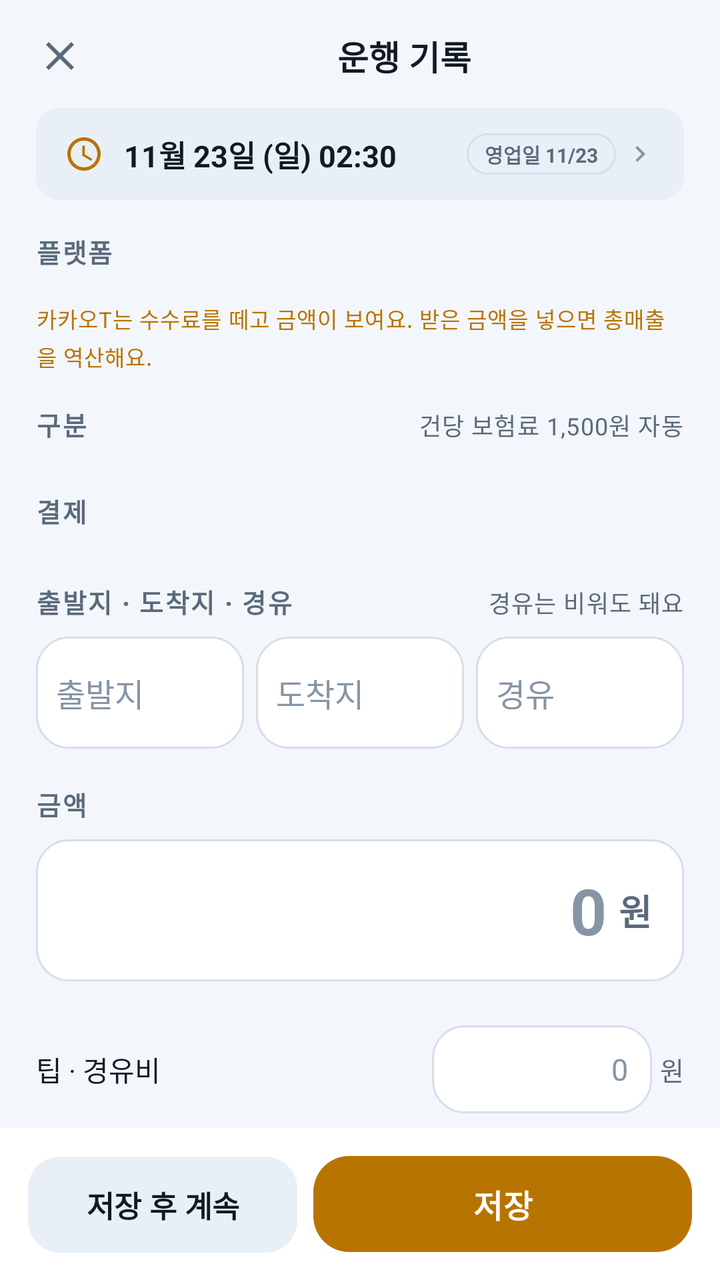
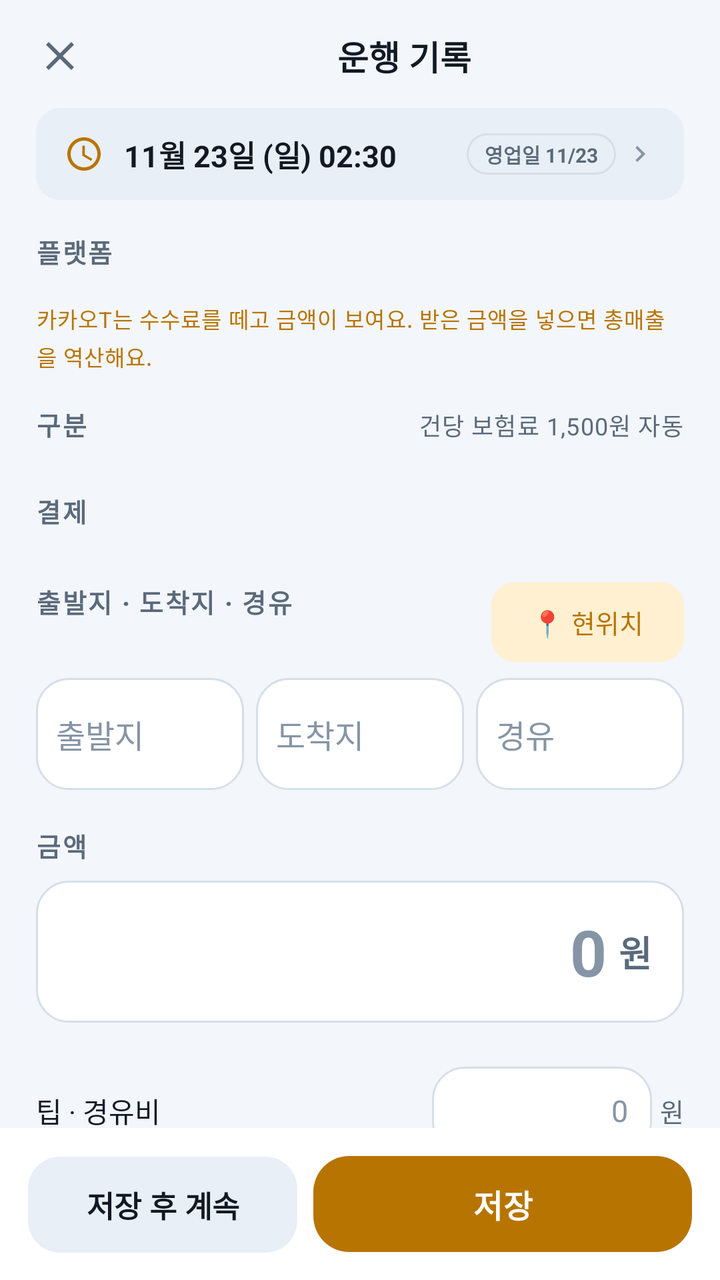

Two renders of the same Android screen: before a commit and after it. Below are the layout's source before the change and the commit's diff.
<!-- AndroidManifest.xml: application theme Theme.DaeriLedger -->
<!-- res/layout/activity_add_ride.xml -->
<?xml version="1.0" encoding="utf-8"?>
<LinearLayout xmlns:android="http://schemas.android.com/apk/res/android"
    xmlns:app="http://schemas.android.com/apk/res-auto"
    android:layout_width="match_parent"
    android:layout_height="match_parent"
    android:background="@color/bg"
    android:orientation="vertical">

    
    <LinearLayout
        android:layout_width="match_parent"
        android:layout_height="wrap_content"
        android:gravity="center_vertical"
        android:orientation="horizontal"
        android:paddingHorizontal="8dp"
        android:paddingTop="6dp">

        <ImageButton
            android:id="@+id/closeButton"
            android:layout_width="44dp"
            android:layout_height="44dp"
            android:background="?attr/selectableItemBackgroundBorderless"
            android:contentDescription="닫기"
            android:src="@drawable/ic_close"
            app:tint="@color/text_secondary" />

        <TextView
            android:id="@+id/titleText"
            android:layout_width="0dp"
            android:layout_height="wrap_content"
            android:layout_weight="1"
            android:gravity="center"
            android:text="운행 기록"
            android:textColor="@color/text_primary"
            android:textSize="17sp"
            android:textStyle="bold" />

        <TextView
            android:id="@+id/deleteButton"
            android:layout_width="wrap_content"
            android:layout_height="44dp"
            android:background="?attr/selectableItemBackgroundBorderless"
            android:gravity="center"
            android:paddingHorizontal="12dp"
            android:text="삭제"
            android:textColor="@color/loss"
            android:textSize="14sp"
            android:visibility="gone" />
    </LinearLayout>

    <androidx.core.widget.NestedScrollView
        android:layout_width="match_parent"
        android:layout_height="0dp"
        android:layout_weight="1"
        android:clipToPadding="false"
        android:fillViewport="true"
        android:scrollbars="none">

        <LinearLayout
            android:layout_width="match_parent"
            android:layout_height="wrap_content"
            android:orientation="vertical"
            android:paddingHorizontal="18dp"
            android:paddingBottom="20dp">

            
            <LinearLayout
                android:id="@+id/timeRow"
                android:layout_width="match_parent"
                android:layout_height="wrap_content"
                android:layout_marginTop="4dp"
                android:background="@drawable/bg_chip_soft"
                android:clickable="true"
                android:focusable="true"
                android:gravity="center_vertical"
                android:orientation="horizontal"
                android:paddingHorizontal="14dp"
                android:paddingVertical="12dp">

                <ImageView
                    android:layout_width="20dp"
                    android:layout_height="20dp"
                    android:contentDescription="@null"
                    android:src="@drawable/ic_clock"
                    app:tint="@color/accent" />

                <TextView
                    android:id="@+id/timeText"
                    android:layout_width="0dp"
                    android:layout_height="wrap_content"
                    android:layout_marginStart="10dp"
                    android:layout_weight="1"
                    android:fontFeatureSettings="tnum"
                    android:text="11월 23일 (일) 02:30"
                    android:textColor="@color/text_primary"
                    android:textSize="15sp"
                    android:textStyle="bold" />

                <TextView
                    android:id="@+id/businessDayChip"
                    android:layout_width="wrap_content"
                    android:layout_height="wrap_content"
                    android:background="@drawable/bg_pill"
                    android:paddingHorizontal="9dp"
                    android:paddingVertical="3dp"
                    android:text="영업일 11/23"
                    android:textColor="@color/text_secondary"
                    android:textSize="10sp"
                    android:textStyle="bold" />

                <ImageView
                    android:layout_width="16dp"
                    android:layout_height="16dp"
                    android:layout_marginStart="4dp"
                    android:contentDescription="@null"
                    android:src="@drawable/ic_chevron_right"
                    app:tint="@color/text_tertiary" />
            </LinearLayout>

            
            <TextView
                style="@style/Text.Daeri.Section"
                android:layout_width="wrap_content"
                android:layout_height="wrap_content"
                android:layout_marginTop="16dp"
                android:layout_marginBottom="8dp"
                android:text="플랫폼" />

            <com.google.android.material.chip.ChipGroup
                android:id="@+id/platformChips"
                android:layout_width="match_parent"
                android:layout_height="wrap_content"
                app:chipSpacingHorizontal="7dp"
                app:chipSpacingVertical="4dp"
                app:singleSelection="true" />

            <TextView
                android:id="@+id/platformFeeNote"
                style="@style/Text.Daeri.Label"
                android:layout_width="match_parent"
                android:layout_height="wrap_content"
                android:layout_marginTop="8dp"
                android:lineSpacingExtra="2dp"
                android:text="카카오T는 수수료를 떼고 금액이 보여요. 받은 금액을 넣으면 총매출을 역산해요."
                android:textColor="@color/accent"
                android:textSize="11sp" />

            
            <LinearLayout
                android:layout_width="match_parent"
                android:layout_height="wrap_content"
                android:layout_marginTop="16dp"
                android:orientation="horizontal">

                <TextView
                    style="@style/Text.Daeri.Section"
                    android:layout_width="0dp"
                    android:layout_height="wrap_content"
                    android:layout_weight="1"
                    android:text="구분" />

                <TextView
                    android:id="@+id/insuranceHintText"
                    style="@style/Text.Daeri.Label"
                    android:layout_width="wrap_content"
                    android:layout_height="wrap_content"
                    android:text="건당 보험료 1,500원 자동" />
            </LinearLayout>

            <com.google.android.material.chip.ChipGroup
                android:id="@+id/serviceChips"
                android:layout_width="match_parent"
                android:layout_height="wrap_content"
                android:layout_marginTop="8dp"
                app:chipSpacingHorizontal="7dp"
                app:singleSelection="true" />

            
            <TextView
                style="@style/Text.Daeri.Section"
                android:layout_width="wrap_content"
                android:layout_height="wrap_content"
                android:layout_marginTop="16dp"
                android:layout_marginBottom="8dp"
                android:text="결제" />

            <com.google.android.material.chip.ChipGroup
                android:id="@+id/paymentChips"
                android:layout_width="match_parent"
                android:layout_height="wrap_content"
                app:chipSpacingHorizontal="7dp"
                app:singleSelection="true" />

            
            <LinearLayout
                android:layout_width="match_parent"
                android:layout_height="wrap_content"
                android:layout_marginTop="18dp"
                android:layout_marginBottom="8dp"
                android:orientation="horizontal">

                <TextView
                    style="@style/Text.Daeri.Section"
                    android:layout_width="0dp"
                    android:layout_height="wrap_content"
                    android:layout_weight="1"
                    android:text="출발지 · 도착지 · 경유" />

                <TextView
                    style="@style/Text.Daeri.Label"
                    android:layout_width="wrap_content"
                    android:layout_height="wrap_content"
                    android:text="경유는 비워도 돼요" />
            </LinearLayout>

            <LinearLayout
                android:layout_width="match_parent"
                android:layout_height="wrap_content"
                android:orientation="horizontal">

                <EditText
                    android:id="@+id/fromInput"
                    android:layout_width="0dp"
                    android:layout_height="wrap_content"
                    android:layout_weight="1"
                    android:background="@drawable/bg_amount_field"
                    android:hint="출발지"
                    android:imeOptions="actionNext"
                    android:importantForAutofill="no"
                    android:inputType="text"
                    android:maxLength="40"
                    android:minHeight="56dp"
                    android:nextFocusForward="@id/toInput"
                    android:paddingHorizontal="10dp"
                    android:paddingVertical="14dp"
                    android:textColor="@color/text_primary"
                    android:textColorHint="@color/text_tertiary"
                    android:textSize="16sp" />

                <EditText
                    android:id="@+id/toInput"
                    android:layout_width="0dp"
                    android:layout_height="wrap_content"
                    android:layout_marginStart="6dp"
                    android:layout_weight="1"
                    android:background="@drawable/bg_amount_field"
                    android:hint="도착지"
                    android:imeOptions="actionNext"
                    android:importantForAutofill="no"
                    android:inputType="text"
                    android:maxLength="40"
                    android:minHeight="56dp"
                    android:nextFocusForward="@id/viaInput"
                    android:paddingHorizontal="10dp"
                    android:paddingVertical="14dp"
                    android:textColor="@color/text_primary"
                    android:textColorHint="@color/text_tertiary"
                    android:textSize="16sp" />

                <EditText
                    android:id="@+id/viaInput"
                    android:layout_width="0dp"
                    android:layout_height="wrap_content"
                    android:layout_marginStart="6dp"
                    android:layout_weight="1"
                    android:background="@drawable/bg_amount_field"
                    android:hint="경유"
                    android:imeOptions="actionNext"
                    android:importantForAutofill="no"
                    android:inputType="text"
                    android:maxLength="40"
                    android:minHeight="56dp"
                    android:nextFocusForward="@id/amountInput"
                    android:paddingHorizontal="10dp"
                    android:paddingVertical="14dp"
                    android:textColor="@color/text_primary"
                    android:textColorHint="@color/text_tertiary"
                    android:textSize="16sp" />
            </LinearLayout>

            
            <TextView
                android:id="@+id/amountSectionLabel"
                style="@style/Text.Daeri.Section"
                android:layout_width="wrap_content"
                android:layout_height="wrap_content"
                android:layout_marginTop="18dp"
                android:layout_marginBottom="8dp"
                android:text="금액" />

            <LinearLayout
                android:layout_width="match_parent"
                android:layout_height="wrap_content"
                android:background="@drawable/bg_amount_field"
                android:gravity="center_vertical"
                android:orientation="horizontal"
                android:paddingHorizontal="16dp"
                android:paddingVertical="10dp">

                <EditText
                    android:id="@+id/amountInput"
                    android:layout_width="0dp"
                    android:layout_height="wrap_content"
                    android:layout_weight="1"
                    android:background="@null"
                    android:fontFeatureSettings="tnum"
                    android:gravity="end|center_vertical"
                    android:hint="0"
                    android:imeOptions="actionDone"
                    android:importantForAutofill="no"
                    android:inputType="number"
                    android:maxLength="9"
                    android:minHeight="48dp"
                    android:paddingVertical="4dp"
                    android:textColor="@color/text_primary"
                    android:textColorHint="@color/text_tertiary"
                    android:textSize="32sp"
                    android:textStyle="bold" />

                <TextView
                    android:layout_width="wrap_content"
                    android:layout_height="wrap_content"
                    android:layout_marginStart="6dp"
                    android:text="원"
                    android:textColor="@color/text_secondary"
                    android:textSize="18sp"
                    android:textStyle="bold" />
            </LinearLayout>

            <com.google.android.material.chip.ChipGroup
                android:id="@+id/amountChips"
                android:layout_width="match_parent"
                android:layout_height="wrap_content"
                android:layout_marginTop="8dp"
                app:chipSpacingHorizontal="7dp"
                app:chipSpacingVertical="4dp" />

            
            <LinearLayout
                android:layout_width="match_parent"
                android:layout_height="wrap_content"
                android:layout_marginTop="14dp"
                android:gravity="center_vertical"
                android:orientation="horizontal">

                <TextView
                    android:id="@+id/tipLabel"
                    android:layout_width="0dp"
                    android:layout_height="wrap_content"
                    android:layout_weight="1"
                    android:text="팁 · 경유비"
                    android:textColor="@color/text_primary"
                    android:textSize="14sp" />

                <EditText
                    android:id="@+id/tipInput"
                    android:layout_width="110dp"
                    android:layout_height="44dp"
                    android:background="@drawable/bg_amount_field"
                    android:fontFeatureSettings="tnum"
                    android:gravity="end|center_vertical"
                    android:hint="0"
                    android:imeOptions="actionNext"
                    android:importantForAutofill="no"
                    android:inputType="number"
                    android:maxLength="7"
                    android:paddingHorizontal="12dp"
                    android:textColor="@color/text_primary"
                    android:textColorHint="@color/text_tertiary"
                    android:textSize="15sp" />

                <TextView
                    android:layout_width="wrap_content"
                    android:layout_height="wrap_content"
                    android:layout_marginStart="4dp"
                    android:text="원"
                    android:textColor="@color/text_secondary"
                    android:textSize="13sp" />
            </LinearLayout>

            
            <LinearLayout
                android:layout_width="match_parent"
                android:layout_height="wrap_content"
                android:layout_marginTop="14dp"
                android:gravity="center_vertical"
                android:orientation="horizontal">

                <TextView
                    android:layout_width="0dp"
                    android:layout_height="wrap_content"
                    android:layout_weight="1"
                    android:text="특이사항 (선택)"
                    android:textColor="@color/text_primary"
                    android:textSize="14sp" />

                <TextView
                    style="@style/Text.Daeri.Label"
                    android:layout_width="wrap_content"
                    android:layout_height="wrap_content"
                    android:text="기록 카드에 함께 보여요" />
            </LinearLayout>

            <EditText
                android:id="@+id/memoInput"
                android:layout_width="match_parent"
                android:layout_height="48dp"
                android:layout_marginTop="8dp"
                android:background="@drawable/bg_amount_field"
                android:hint="예: 대기비, 경유, 손님 요청 등"
                android:imeOptions="actionDone"
                android:importantForAutofill="no"
                android:inputType="text"
                android:maxLength="80"
                android:paddingHorizontal="14dp"
                android:textColor="@color/text_primary"
                android:textColorHint="@color/text_tertiary"
                android:textSize="14sp" />

            
            <TextView
                android:id="@+id/advancedToggle"
                android:layout_width="wrap_content"
                android:layout_height="wrap_content"
                android:layout_marginTop="8dp"
                android:background="?attr/selectableItemBackground"
                android:paddingVertical="8dp"
                android:text="▾ 상세 입력 (건당 보험료)"
                android:textColor="@color/accent"
                android:textSize="13sp"
                android:textStyle="bold" />

            <LinearLayout
                android:id="@+id/advancedPanel"
                android:layout_width="match_parent"
                android:layout_height="wrap_content"
                android:orientation="vertical"
                android:visibility="gone">

                <LinearLayout
                    android:layout_width="match_parent"
                    android:layout_height="wrap_content"
                    android:layout_marginTop="4dp"
                    android:gravity="center_vertical"
                    android:orientation="horizontal">

                    <TextView
                        android:layout_width="0dp"
                        android:layout_height="wrap_content"
                        android:layout_weight="1"
                        android:text="건당 보험료"
                        android:textColor="@color/text_primary"
                        android:textSize="14sp" />

                    <EditText
                        android:id="@+id/insuranceInput"
                        android:layout_width="120dp"
                        android:layout_height="44dp"
                        android:background="@drawable/bg_amount_field"
                        android:fontFeatureSettings="tnum"
                        android:gravity="end|center_vertical"
                        android:imeOptions="actionDone"
                        android:importantForAutofill="no"
                        android:inputType="number"
                        android:maxLength="7"
                        android:paddingHorizontal="12dp"
                        android:textColor="@color/text_primary"
                        android:textColorHint="@color/text_tertiary"
                        android:textSize="15sp" />

                    <TextView
                        android:layout_width="wrap_content"
                        android:layout_height="wrap_content"
                        android:layout_marginStart="4dp"
                        android:text="원"
                        android:textColor="@color/text_secondary"
                        android:textSize="13sp" />
                </LinearLayout>
            </LinearLayout>

            
            <com.google.android.material.card.MaterialCardView
                style="@style/Widget.Daeri.Card"
                android:layout_width="match_parent"
                android:layout_height="wrap_content"
                android:layout_marginTop="18dp"
                app:cardBackgroundColor="@color/surface"
                app:strokeColor="@color/outline">

                <LinearLayout
                    android:layout_width="match_parent"
                    android:layout_height="wrap_content"
                    android:orientation="vertical"
                    android:padding="16dp">

                    <LinearLayout
                        android:layout_width="match_parent"
                        android:layout_height="wrap_content"
                        android:orientation="horizontal">

                        <TextView
                            style="@style/Text.Daeri.Label"
                            android:layout_width="0dp"
                            android:layout_height="wrap_content"
                            android:layout_weight="1"
                            android:text="총매출 (팁 포함)" />

                        <TextView
                            android:id="@+id/previewTotal"
                            android:layout_width="wrap_content"
                            android:layout_height="wrap_content"
                            android:fontFeatureSettings="tnum"
                            android:text="0원"
                            android:textColor="@color/text_primary"
                            android:textSize="13sp" />
                    </LinearLayout>

                    
                    <LinearLayout
                        android:id="@+id/previewTipRow"
                        android:layout_width="match_parent"
                        android:layout_height="wrap_content"
                        android:layout_marginTop="6dp"
                        android:orientation="horizontal"
                        android:visibility="gone">

                        <TextView
                            android:id="@+id/previewTipLabel"
                            style="@style/Text.Daeri.Label"
                            android:layout_width="0dp"
                            android:layout_height="wrap_content"
                            android:layout_weight="1"
                            android:text="팁 · 경유비" />

                        <TextView
                            android:id="@+id/previewTip"
                            android:layout_width="wrap_content"
                            android:layout_height="wrap_content"
                            android:fontFeatureSettings="tnum"
                            android:text="+0원"
                            android:textColor="@color/text_primary"
                            android:textSize="13sp" />
                    </LinearLayout>

                    <LinearLayout
                        android:layout_width="match_parent"
                        android:layout_height="wrap_content"
                        android:layout_marginTop="6dp"
                        android:orientation="horizontal">

                        <TextView
                            android:id="@+id/previewFeeLabel"
                            style="@style/Text.Daeri.Label"
                            android:layout_width="0dp"
                            android:layout_height="wrap_content"
                            android:layout_weight="1"
                            android:text="플랫폼 수수료 0%" />

                        <TextView
                            android:id="@+id/previewFee"
                            android:layout_width="wrap_content"
                            android:layout_height="wrap_content"
                            android:fontFeatureSettings="tnum"
                            android:text="-0원"
                            android:textColor="@color/text_secondary"
                            android:textSize="13sp" />
                    </LinearLayout>

                    <LinearLayout
                        android:layout_width="match_parent"
                        android:layout_height="wrap_content"
                        android:layout_marginTop="6dp"
                        android:orientation="horizontal">

                        <TextView
                            android:id="@+id/previewInsuranceLabel"
                            style="@style/Text.Daeri.Label"
                            android:layout_width="0dp"
                            android:layout_height="wrap_content"
                            android:layout_weight="1"
                            android:text="보험&amp;세금" />

                        <TextView
                            android:id="@+id/previewInsurance"
                            android:layout_width="wrap_content"
                            android:layout_height="wrap_content"
                            android:fontFeatureSettings="tnum"
                            android:text="-0원"
                            android:textColor="@color/text_secondary"
                            android:textSize="13sp" />
                    </LinearLayout>

                    
                    <TextView
                        android:id="@+id/previewInsuranceNote"
                        android:layout_width="match_parent"
                        android:layout_height="wrap_content"
                        android:layout_marginTop="2dp"
                        android:gravity="end"
                        android:text="건당 0원 + 3.3% 1,485원"
                        android:textColor="@color/text_tertiary"
                        android:textSize="11sp"
                        android:visibility="gone" />

                    <View
                        style="@style/Widget.Daeri.Divider"
                        android:layout_marginTop="10dp" />

                    <LinearLayout
                        android:layout_width="match_parent"
                        android:layout_height="wrap_content"
                        android:layout_marginTop="10dp"
                        android:gravity="center_vertical"
                        android:orientation="horizontal">

                        <TextView
                            android:layout_width="0dp"
                            android:layout_height="wrap_content"
                            android:layout_weight="1"
                            android:text="진짜 순수익"
                            android:textColor="@color/text_primary"
                            android:textSize="15sp"
                            android:textStyle="bold" />

                        <TextView
                            android:id="@+id/previewNet"
                            android:layout_width="wrap_content"
                            android:layout_height="wrap_content"
                            android:fontFeatureSettings="tnum"
                            android:text="0원"
                            android:textColor="@color/profit"
                            android:textSize="26sp"
                            android:textStyle="bold" />
                    </LinearLayout>
                </LinearLayout>
            </com.google.android.material.card.MaterialCardView>

        </LinearLayout>
    </androidx.core.widget.NestedScrollView>

    
    <LinearLayout
        android:layout_width="match_parent"
        android:layout_height="wrap_content"
        android:background="@color/surface"
        android:orientation="horizontal"
        android:paddingHorizontal="14dp"
        android:paddingVertical="10dp">

        <com.google.android.material.button.MaterialButton
            android:id="@+id/saveAndNextButton"
            style="@style/Widget.Daeri.Button.Tonal"
            android:layout_width="0dp"
            android:layout_height="56dp"
            android:layout_weight="1"
            android:text="저장 후 계속" />

        <com.google.android.material.button.MaterialButton
            android:id="@+id/saveButton"
            style="@style/Widget.Daeri.Button.Primary"
            android:layout_width="0dp"
            android:layout_height="56dp"
            android:layout_marginStart="8dp"
            android:layout_weight="1.4"
            android:text="저장" />
    </LinearLayout>

</LinearLayout>
<!-- resources referenced by this layout -->
<resources>
  <color name="accent">#B87400</color>
  <color name="bg">#F3F6FA</color>
  <color name="loss">#C93A3A</color>
  <color name="outline">#D6DFE9</color>
  <color name="profit">#0E8A4F</color>
  <color name="surface">#FFFFFF</color>
  <color name="text_primary">#111A24</color>
  <color name="text_secondary">#5A6A7B</color>
  <color name="text_tertiary">#8695A5</color>
  <!-- drawable bg_chip_soft (drawable) -->
  <?xml version="1.0" encoding="utf-8"?>
  <shape xmlns:android="http://schemas.android.com/apk/res/android" android:shape="rectangle">
      <solid android:color="@color/surface_high" />
      <corners android:radius="12dp" />
  </shape>
  <!-- drawable bg_pill (drawable) -->
  <?xml version="1.0" encoding="utf-8"?>
  <shape xmlns:android="http://schemas.android.com/apk/res/android" android:shape="rectangle">
      <solid android:color="@color/surface_high" />
      <corners android:radius="100dp" />
      <stroke android:width="1dp" android:color="@color/outline" />
  </shape>
  <style name="Text.Daeri.Label" parent="TextAppearance.Material3.BodySmall">
          <item name="android:textSize">12sp</item>
          <item name="android:textColor">@color/text_secondary</item>
      </style>
  <style name="Text.Daeri.Section" parent="TextAppearance.Material3.TitleSmall">
          <item name="android:textSize">13sp</item>
          <item name="android:letterSpacing">0.06</item>
          <item name="android:textColor">@color/text_secondary</item>
          <item name="android:textStyle">bold</item>
      </style>
  <style name="Widget.Daeri.Divider" parent="">
          <item name="android:layout_width">match_parent</item>
          <item name="android:layout_height">1dp</item>
          <item name="android:background">@color/divider</item>
      </style>
  <style name="Theme.DaeriLedger" parent="Theme.DaeriLedger.Base" />
  <color name="surface_high">#E9EFF6</color>
  <color name="on_accent">#FFFFFF</color>
  <color name="surface_alt">#FFFFFF</color>
  <color name="divider">#E7EDF4</color>
  <color name="accent_dim">#FFF0D2</color>
  <color name="profit_dim">#E1F6EB</color>
  <color name="chart_bar">#2E6BC4</color>
  <style name="ThemeOverlay.Daeri.BottomSheet" parent="ThemeOverlay.Material3.BottomSheetDialog">
          <item name="colorSurface">@color/surface_alt</item>
          <item name="bottomSheetStyle">@style/Widget.Daeri.BottomSheet</item>
      </style>
  <style name="Shape.Daeri.ExtraSmall" parent="ShapeAppearance.Material3.Corner.ExtraSmall">
          <item name="cornerSize">8dp</item>
      </style>
  <style name="Shape.Daeri.Small" parent="ShapeAppearance.Material3.Corner.Small">
          <item name="cornerSize">12dp</item>
      </style>
  <style name="Shape.Daeri.Medium" parent="ShapeAppearance.Material3.Corner.Medium">
          <item name="cornerSize">18dp</item>
      </style>
  <style name="Shape.Daeri.Large" parent="ShapeAppearance.Material3.Corner.Large">
          <item name="cornerSize">26dp</item>
      </style>
  <style name="Widget.Daeri.BottomSheet" parent="Widget.Material3.BottomSheet.Modal">
          <item name="shapeAppearance">@style/Shape.Daeri.Large</item>
          <item name="backgroundTint">@color/surface_alt</item>
      </style>
  <!-- unchanged entries left out for length: 9 -->
</resources>

<!-- the commit's change to res/layout/activity_add_ride.xml (unified diff, before → after) -->
@@ -206,11 +206,14 @@
                     android:layout_weight="1"
                     android:text="출발지 · 도착지 · 경유" />
 
-                <TextView
-                    style="@style/Text.Daeri.Label"
+                
+                <com.google.android.material.chip.Chip
+                    android:id="@+id/currentLocationChip"
+                    style="@style/Widget.Daeri.Chip.Action"
                     android:layout_width="wrap_content"
                     android:layout_height="wrap_content"
-                    android:text="경유는 비워도 돼요" />
+                    android:layout_gravity="center_vertical"
+                    android:text="📍 현위치" />
             </LinearLayout>
 
             <LinearLayout
<!-- resource entries referenced after the edit -->
@@ -31,6 +31,19 @@
           <item name="android:letterSpacing">0.06</item>
           <item name="android:textColor">@color/text_secondary</item>
           <item name="android:textStyle">bold</item>
+      </style>
+  <style name="Widget.Daeri.Chip.Action" parent="Widget.Material3.Chip.Assist">
+          <item name="chipMinHeight">40dp</item>
+          <item name="android:textSize">13sp</item>
+          <item name="android:textStyle">bold</item>
+          <item name="android:textColor">@color/accent</item>
+          <item name="chipBackgroundColor">@color/accent_dim</item>
+          <item name="chipStrokeWidth">0dp</item>
+          <item name="chipCornerRadius">12dp</item>
+          <item name="chipStartPadding">12dp</item>
+          <item name="chipEndPadding">12dp</item>
+          <item name="rippleColor">@color/accent_dim</item>
+          <item name="ensureMinTouchTargetSize">false</item>
       </style>
   <style name="Widget.Daeri.Divider" parent="">
           <item name="android:layout_width">match_parent</item>
